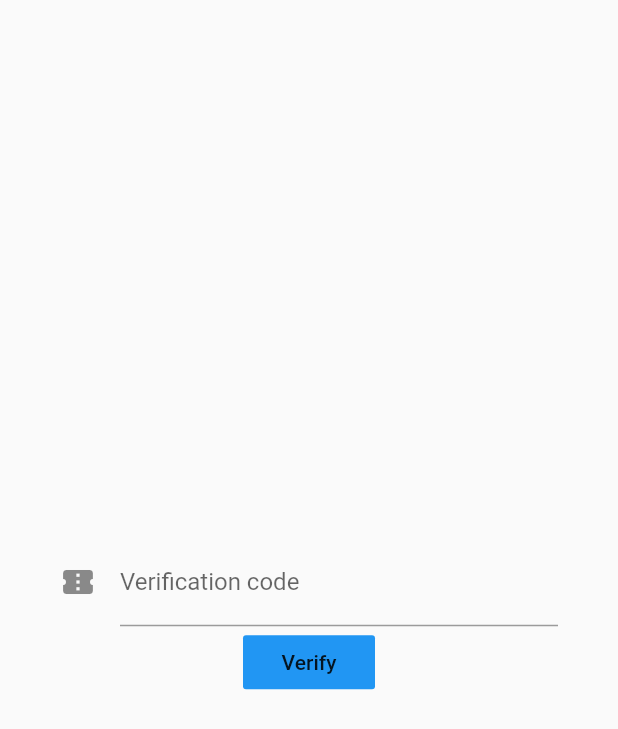
After one commit to daikimare/flutter_aws_sample, a Flutter app: the VerificationPage screen opened directly, on a phone screen of 412 x 824 dp. The commit adds this screen. Shown: the top 729 px of the screen. Run offline on Flutter 3.47's test engine with Material 2 defaults, Android fonts, the light colour scheme and no system bars.

Commit message:
検証機能のUI作成

```diff
--- /dev/null
+++ b/lib/auth_credentials.dart
@@ -0,0 +1,17 @@
+
+abstract class AuthCredentials {
+  final String username;
+  final String password;
+
+  AuthCredentials({this.username, this.password});
+}
+
+class LoginCredentials extends AuthCredentials {
+  LoginCredentials({String username, String password}) : super(username: username, password: password);
+}
+
+class SignUpCredentials extends AuthCredentials {
+  final String email;
+
+  SignUpCredentials({String username, String password, this.email}) : super(username: username, password: password);
+}
--- /dev/null
+++ b/lib/verification_page.dart
@@ -0,0 +1,51 @@
+import 'package:flutter/material.dart';
+
+class VerificationPage extends StatefulWidget {
+  final ValueChanged<String> didProvideVerificationCode;
+
+  VerificationPage({Key key, this.didProvideVerificationCode})
+      : super(key: key);
+
+  @override
+  State<StatefulWidget> createState() => _VerificationPageState();
+}
+
+class _VerificationPageState extends State<VerificationPage> {
+  final _verificationCodeController = TextEditingController();
+
+  @override
+  Widget build(BuildContext context) {
+    return Scaffold(
+      body: SafeArea(
+        minimum: EdgeInsets.symmetric(horizontal: 40),
+        child: _verificationForm(),
+      ),
+    );
+  }
+
+  Widget _verificationForm() {
+    return Column(
+      mainAxisAlignment: MainAxisAlignment.center,
+      children: [
+        // Verification Code TextField
+        TextField(
+          controller: _verificationCodeController,
+          decoration: InputDecoration(
+              icon: Icon(Icons.confirmation_number),
+              labelText: 'Verification code'),
+        ),
+
+        // Verify Button
+        FlatButton(
+            onPressed: _verify,
+            child: Text('Verify'),
+            color: Theme.of(context).accentColor)
+      ],
+    );
+  }
+
+  void _verify() {
+    final verificationCode = _verificationCodeController.text.trim();
+    widget.didProvideVerificationCode(verificationCode);
+  }
+}
```
Also changed, not shown: lib/auth_service.dart (+18 -1 lines), lib/main.dart (+57 -4 lines).
